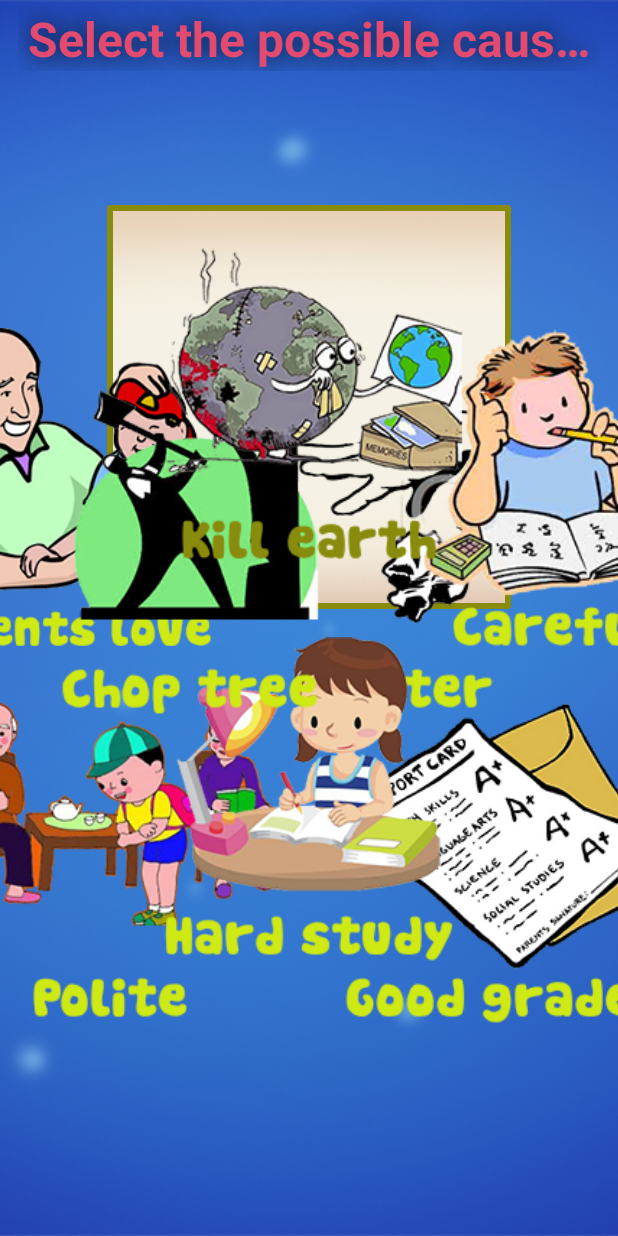
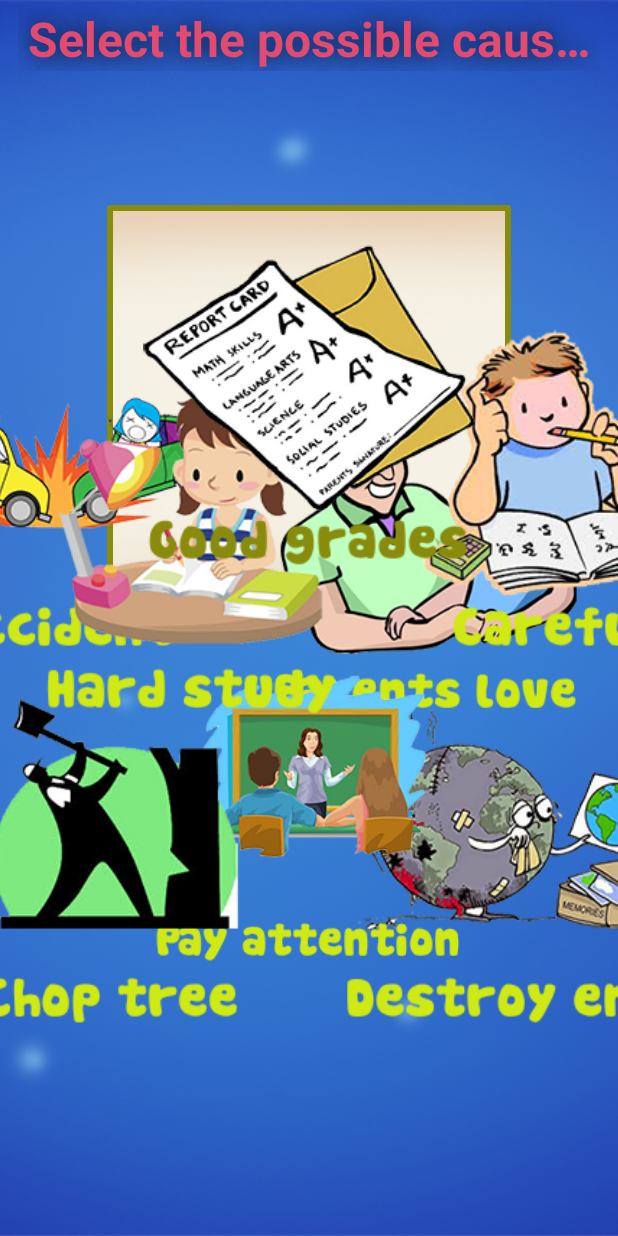
Before and after one commit to squallcs12/kid-facts, an Android app: the fragment ObjectPickFragment shown on its own in the app's theme, on a phone screen of 412 x 824 dp. Run offline under Robolectric (Android 15) with nearby library versions, the phone set to English and light mode, and no system bars; plain views replace AutofitTextView; 1 statement that could not run was skipped.

Commit message:
Add more cases

```diff
--- a/app/src/main/java/com/eezy/kidfacts/MainActivity.java
+++ b/app/src/main/java/com/eezy/kidfacts/MainActivity.java
@@ -63,6 +63,7 @@ public class MainActivity extends FragmentActivity implements View.OnClickListen
             case R.id.btn_home:
                 MapFragment.launch(this);
                 mScoreView.setScore(0);
+                mNumOfCorrectAnswers = 0;
                 break;
             case R.id.btn_1:
                 EasyMatchingFragment.launch(this);
--- a/app/src/main/java/com/eezy/kidfacts/content/Content.java
+++ b/app/src/main/java/com/eezy/kidfacts/content/Content.java
@@ -27,9 +27,10 @@ public class Content {
             new Case(R.drawable.content_good_grades, R.drawable.content_polite, R.drawable.content_grandpa_loves));
 
     private static final List<Multicase> MULTICASES = Arrays.asList(
-            new Multicase(R.drawable.content_kill_environment, Arrays.asList(R.drawable.content_chop_tree, R.drawable.content_litter)),
-            new Multicase(R.drawable.content_good_grades, Arrays.asList(R.drawable.content_hard_study, R.drawable.content_be_careful)),
-            new Multicase(R.drawable.content_grandpa_loves, Arrays.asList(R.drawable.content_polite, R.drawable.content_good_grades))
+            new Multicase(R.drawable.content_kill_environment, Arrays.asList(R.drawable.content_chop_tree, R.drawable.content_litter, R.drawable.content_illegal_hunting, R.drawable.content_pollute_air)),
+            new Multicase(R.drawable.content_good_grades, Arrays.asList(R.drawable.content_hard_study, R.drawable.content_be_careful, R.drawable.content_pay_attention)),
+            new Multicase(R.drawable.content_grandpa_loves, Arrays.asList(R.drawable.content_polite, R.drawable.content_good_grades, R.drawable.content_hard_study)),
+            new Multicase(R.drawable.content_car_accident, Arrays.asList(R.drawable.content_drunk, R.drawable.content_rush, R.drawable.content_run_a_red_light))
     );
 
     private static final HashMap<Integer, String> CASE_DESCRIPTIONS = new HashMap<Integer, String>() {{
@@ -40,10 +41,10 @@ public class Content {
         put(R.drawable.content_go_safe, "");
         put(R.drawable.content_chop_tree, "Chop tree");
         put(R.drawable.content_litter, "Liter");
-        put(R.drawable.content_kill_environment, "Kill earth");
+        put(R.drawable.content_kill_environment, "Destroy env");
         put(R.drawable.content_no_liter, "No liter");
         put(R.drawable.content_plant_tree, "Plant tree");
-        put(R.drawable.content_protect_earth, "Protect earth");
+        put(R.drawable.content_protect_earth, "Protect env");
         put(R.drawable.content_hard_study, "Hard study");
         put(R.drawable.content_be_careful, "Careful");
         put(R.drawable.content_good_grades, "Good grades");
@@ -63,32 +64,18 @@ public class Content {
         put(R.drawable.content_teacher_scold, "Teacher scold");
         put(R.drawable.content_polite, "Polite");
         put(R.drawable.content_grandpa_loves, "Parents love");
+        put(R.drawable.content_rush, "Rush");
+        put(R.drawable.content_run_a_red_light, "Run a\nred light");
+        put(R.drawable.content_illegal_hunting, "Illegal\nhunting");
+        put(R.drawable.content_pollute_air, "Pollute air");
     }};
 
     public static List<Case> getCases() {
         return new ArrayList<>(CASES);
     }
 
-    public static List<Integer> getAMultiCase() {
-        List<Integer> result = new ArrayList<>();
-        List<Multicase> multicases = new ArrayList<>(MULTICASES);
-        Collections.shuffle(multicases);
-        Multicase aMulticase = multicases.remove(0);
-
-        List<Integer> temp = new ArrayList<>();
-        List<Integer> temp1 = new ArrayList<>();
-        temp1.addAll(aMulticase.causes);
-        for (Multicase m : multicases) {
-            temp.addAll(m.split());
-        }
-        Collections.shuffle(temp);
-        temp1.addAll(temp.subList(0, 7 - aMulticase.causes.size()));
-        Collections.shuffle(temp1);
-
-        result.add(aMulticase.causes.size());
-        result.add(aMulticase.result);
-        result.addAll(temp1);
-        return result;
+    public static List<Multicase> getMulticases() {
+        return new ArrayList<>(MULTICASES);
     }
 
     public static String getCaseDescription(int caseId) {
--- a/app/src/main/java/com/eezy/kidfacts/fragment/ObjectPickFragment.java
+++ b/app/src/main/java/com/eezy/kidfacts/fragment/ObjectPickFragment.java
@@ -15,6 +15,7 @@ import com.eezy.kidfacts.KidFactsApplication;
 import com.eezy.kidfacts.MainActivity;
 import com.eezy.kidfacts.R;
 import com.eezy.kidfacts.content.Content;
+import com.eezy.kidfacts.model.Multicase;
 import com.eezy.kidfacts.model.Pane;
 import com.eezy.kidfacts.util.DeviceUtil;
 import com.eezy.kidfacts.util.GeoUtil;
@@ -46,11 +47,17 @@ public class ObjectPickFragment extends Fragment implements MultiPaneView.OnTouc
     private int mNumOfRealCauses;
     private int mResult;
     private Random mRandom;
+    private List<Multicase> mMultiCases;
+    private int index;
 
     @Override
     public View onCreateView(LayoutInflater inflater, @Nullable ViewGroup container, @Nullable Bundle savedInstanceState) {
         mActivity = (MainActivity) getActivity();
         mRandom = KidFactsApplication.random;
+        mMultiCases = Content.getMulticases();
+        Collections.shuffle(mMultiCases, mRandom);
+        index = 0;
+
         View v = inflater.inflate(R.layout.fragment_object_pick, container, false);
         mMultiPaneView = (MultiPaneView) v.findViewById(R.id.multi_pane_view);
         setup(mMultiPaneView);
@@ -76,7 +83,7 @@ public class ObjectPickFragment extends Fragment implements MultiPaneView.OnTouc
         candidates.add(new Point((int)(screenSize.x * (1 - 0.1)), (int) (screenSize.y * 0.4)));
 
         Collections.shuffle(candidates, mRandom);
-        List<Integer> resIds = Content.getAMultiCase();
+        List<Integer> resIds = getAMultiCase();
         mNumOfRealCauses = resIds.remove(0);
 
         multiPaneView.addPane(createBorder(resultCenter, (int) (side * 0.6), (int) (ver * 0.6)));
@@ -174,7 +181,11 @@ public class ObjectPickFragment extends Fragment implements MultiPaneView.OnTouc
             public void run() {
                 Character.remove(mActivity);
                 if (correctResult) {
-                    ObjectPickFragment.launchWithoutAnim(mActivity);
+                    mMultiPaneView.removeAllPanes();
+                    mSelectedPanes.clear();
+                    mSelectedClonedPanes.clear();
+                    setup(mMultiPaneView);
+                    mMultiPaneView.invalidate();
                 } else {
                     mMultiPaneView.removePanes(mSelectedClonedPanes);
                     mSelectedPanes.clear();
@@ -184,4 +195,27 @@ public class ObjectPickFragment extends Fragment implements MultiPaneView.OnTouc
             }
         }, 1000);
     }
+
+    private List<Integer> getAMultiCase() {
+        List<Integer> result = new ArrayList<>();
+        List<Multicase> multicases = new ArrayList<>(mMultiCases);
+
+        Multicase aMulticase = multicases.remove(index);
+        index = (index + 1) % mMultiCases.size();
+
+        List<Integer> temp = new ArrayList<>();
+        List<Integer> temp1 = new ArrayList<>();
+        temp1.addAll(aMulticase.causes);
+        for (Multicase m : multicases) {
+            temp.addAll(m.split());
+        }
+        Collections.shuffle(temp, mRandom);
+        temp1.addAll(temp.subList(0, 7 - aMulticase.causes.size()));
+        Collections.shuffle(temp1, mRandom);
+
+        result.add(aMulticase.causes.size());
+        result.add(aMulticase.result);
+        result.addAll(temp1);
+        return result;
+    }
 }
```
Also changed, not shown: app/src/main/res/drawable-nodpi/content_illegal_hunting.png (added), app/src/main/res/drawable-nodpi/content_pollute_air.png (added), app/src/main/res/drawable-nodpi/content_run_a_red_light.png (added), app/src/main/res/drawable-nodpi/content_rush.png (added).
